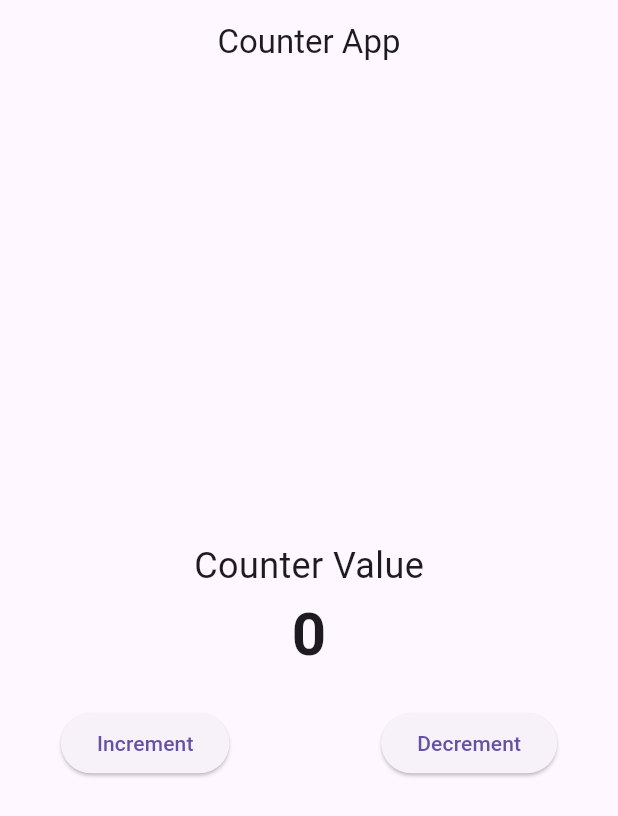
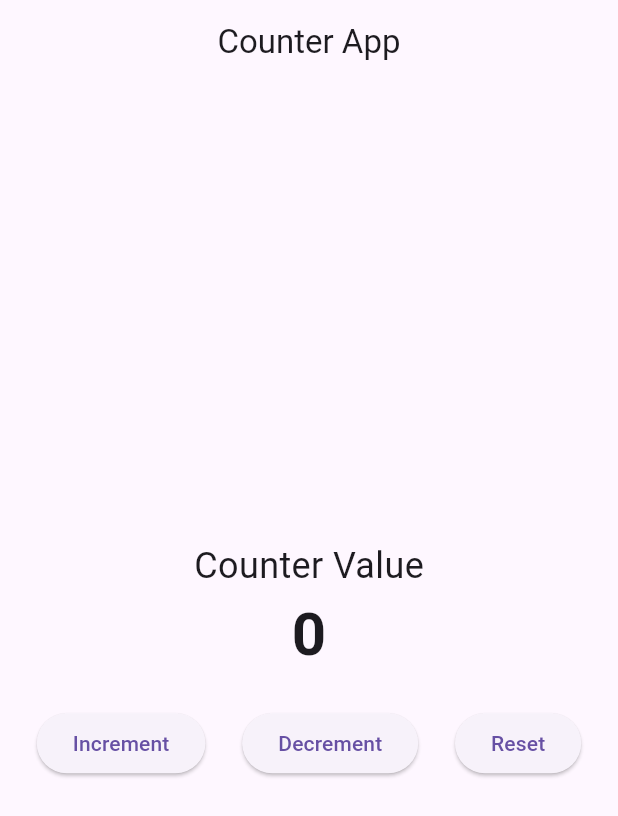
Before and after one commit to Pak-Man926/Dart-And-Flutter-Practice-Projects, a Flutter app: the screen it shows after launch, on a phone screen of 412 x 824 dp. Shown: the top 816 px of the screen. Run offline on Flutter 3.47's test engine with Material 3 defaults, Android fonts, the phone set to English and light mode, and no system bars; key blocks and very long unbroken strings in the code were emptied for the run.

Commit message:
Updates for counter

```diff
--- a/counter_app/lib/main.dart
+++ b/counter_app/lib/main.dart
@@ -49,6 +49,14 @@ class _CounterScreenState extends State<CounterScreen>
             );
   }
 
+  void _resetCounter()
+  {
+    setState(()
+    {
+      _counter = 0;
+    });
+  }
+
   @override
   Widget build(BuildContext context)
   {
@@ -76,11 +84,16 @@ class _CounterScreenState extends State<CounterScreen>
                   onPressed: _incrementCounter,
                   child: Text("Increment")
                 ),
-                SizedBox(width: 20),
+                //SizedBox(width: 20),
                 ElevatedButton(
                   onPressed: _decrementCounter,
                   child: Text("Decrement")
+                ),
+                ElevatedButton(
+                  onPressed: _resetCounter,
+                  child: Text("Reset"),
                 )
+
               ]
             )
           ]
```
